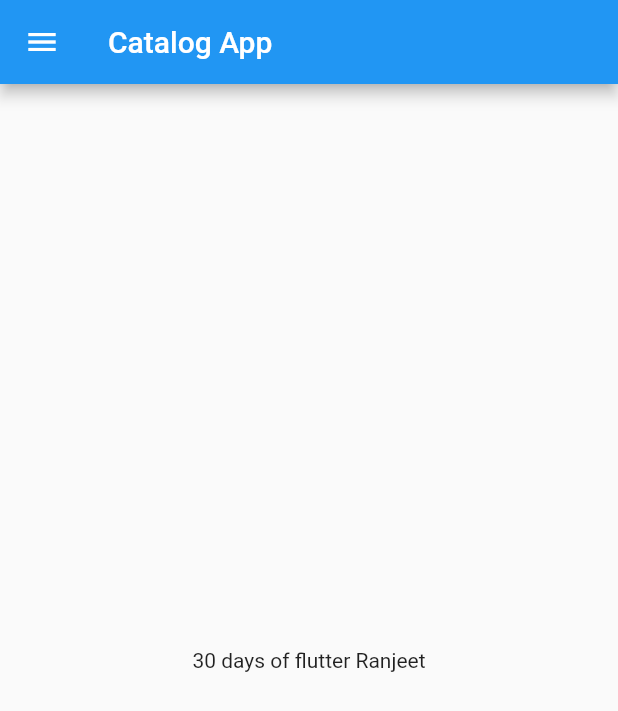
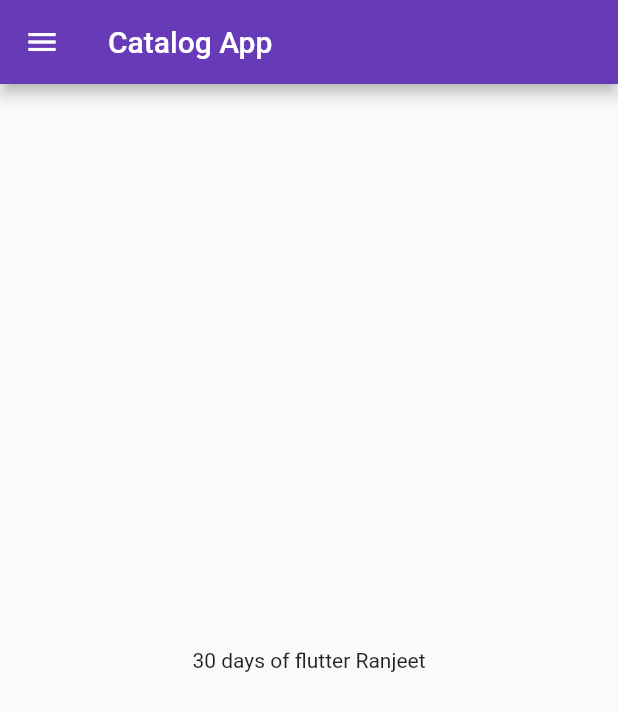
Before and after one commit to vbranjeet777/30DaysOfFlutter, a Flutter app: the screen it shows after launch, on a phone screen of 412 x 824 dp. Shown: the top 711 px of the screen. Run offline on Flutter 3.47's test engine with Material 2 defaults, Android fonts, the phone set to English and light mode, and no system bars.

Commit message:
day3 completed

```diff
--- a/lib/main.dart
+++ b/lib/main.dart
@@ -1,8 +1,8 @@
 import 'package:flutter/material.dart';
-import 'package:flutter_catalog/home_page.dart';
+import 'package:flutter_catalog/pages/home_page.dart';
+import 'package:flutter_catalog/pages/login_page.dart';
 
-void main()
-{
+void main() {
   runApp(MyApp());
 }
 
@@ -11,10 +11,14 @@ class MyApp extends StatelessWidget {
 
   @override
   Widget build(BuildContext context) {
-
-
     return MaterialApp(
-      home:HomePage()
-    );
+        themeMode: ThemeMode.light,
+        theme: ThemeData(primarySwatch: Colors.deepPurple),
+        initialRoute: "/home",
+        routes: {
+          "/": (context) => LoginPage(),
+          "/home": (context) => HomePage(),
+          "/login": (context) => LoginPage(),
+        });
   }
 }
```
Also changed, not shown: lib/pages/login_page.dart (added, +12 -0 lines), lib/pages/home_page.dart (renamed from lib/home_page.dart).
